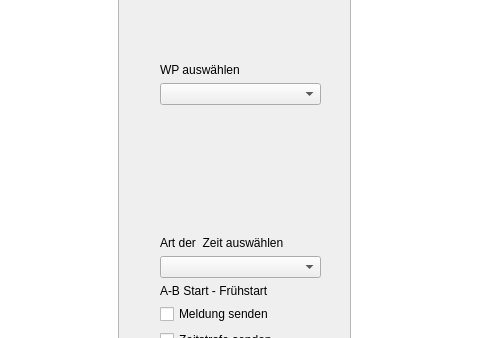
First picture: the form in mainwindow.ui, repository farbtoaster/CP2TWS, before the edit; both pictures show x 240 to 720 and y 160 to 498 of the 969 by 610 pixel window.
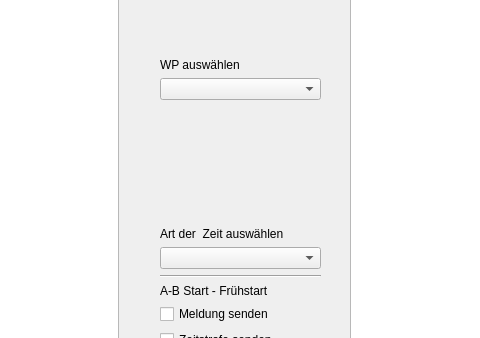
Second picture: the form after the edit. Icons and pictures are not drawn.

Patch:
```diff
--- a/mainwindow.ui
+++ b/mainwindow.ui
@@ -247,6 +247,13 @@
          </item>
         </widget>
        </item>
+       <item>
+        <widget class="Line" name="line">
+         <property name="orientation">
+          <enum>Qt::Horizontal</enum>
+         </property>
+        </widget>
+       </item>
        <item>
         <widget class="QLabel" name="label_3">
          <property name="text">
```
Left out of the diff: 18 changed lines with no effect on the pictures.
